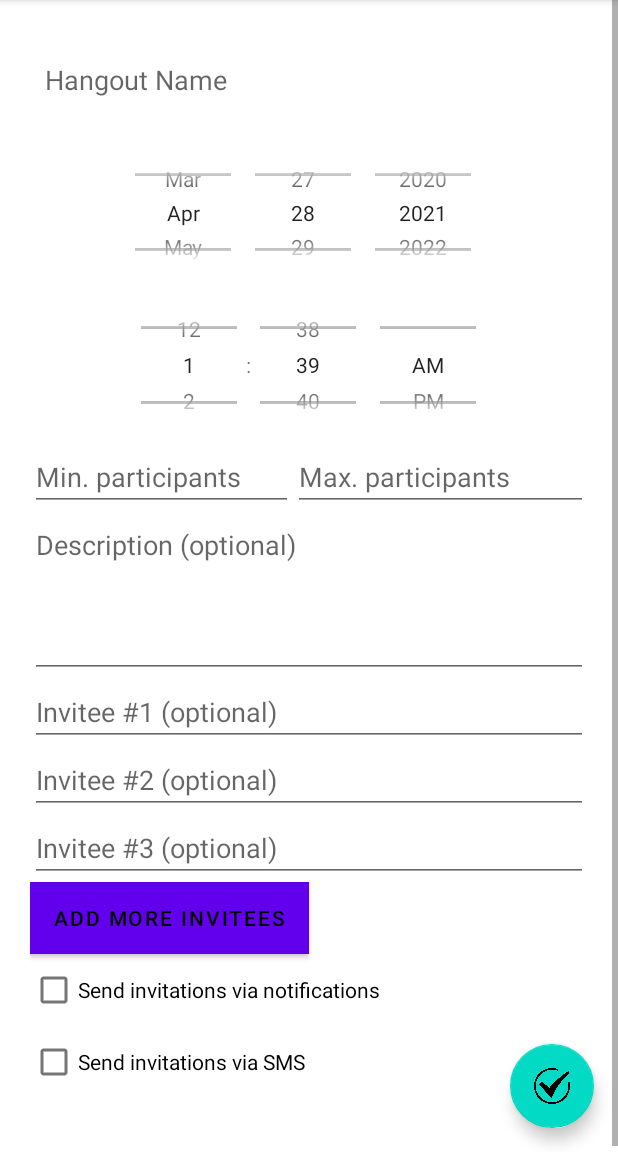
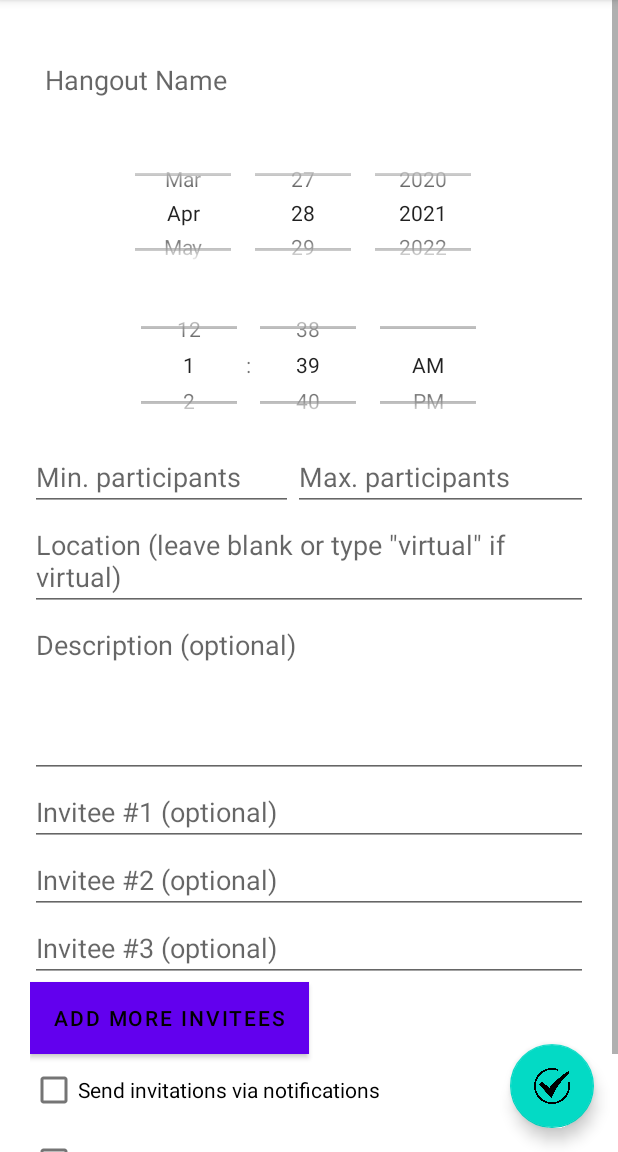
Before and after one commit to abetco/Prattle, an Android app: the PlanHangout screen opened directly, with no data from a screen before it, on a phone screen of 412 x 824 dp, the part 84-1236 px from its top. Run offline under Robolectric (Android 15) with nearby library versions, the phone set to English and light mode, and no system bars.

Commit message:
Add location to PlanHangout

```diff
--- a/app/src/main/res/layout/activity_plan_hangout.xml
+++ b/app/src/main/res/layout/activity_plan_hangout.xml
@@ -113,6 +113,16 @@
             <EditText
                 android:id="@+id/editTextTextMultiLine"
                 android:layout_width="match_parent"
+                android:layout_height="wrap_content"
+                android:ems="10"
+                android:gravity="start|top"
+                android:hint='Location (leave blank or type "virtual" if virtual)'
+                android:inputType="textMultiLine"
+                android:saveEnabled="true" />
+
+            <EditText
+                android:id="@+id/editTextTextMultiLine2"
+                android:layout_width="match_parent"
                 android:layout_height="111dp"
                 android:ems="10"
                 android:gravity="start|top"
```
